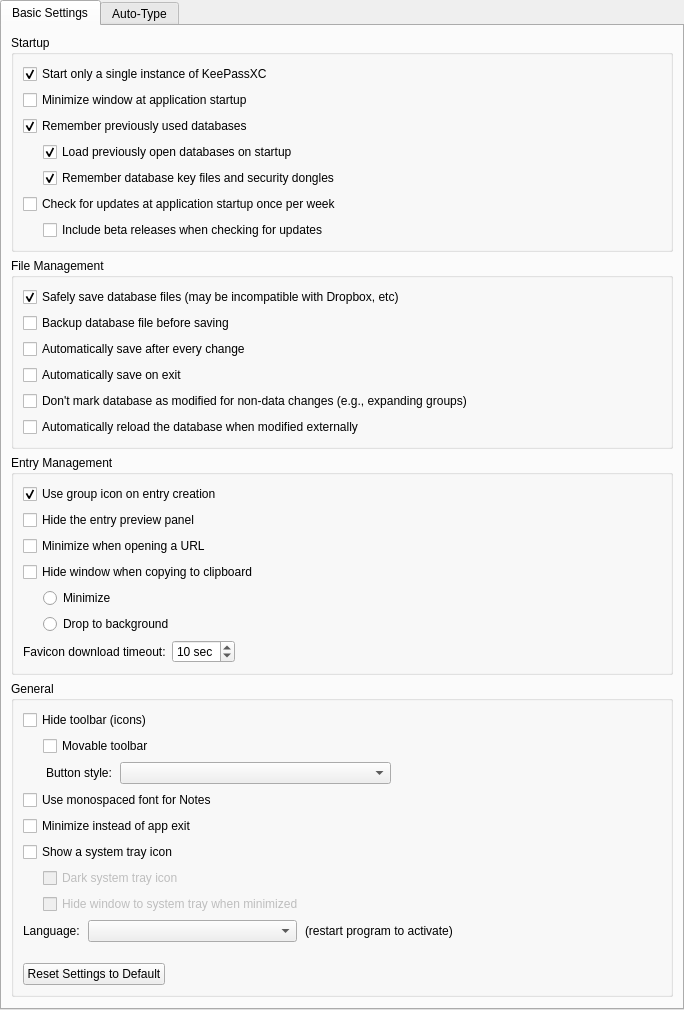
Old version of the form src/gui/ApplicationSettingsWidgetGeneral.ui in the repository keepassxreboot/keepassxc.
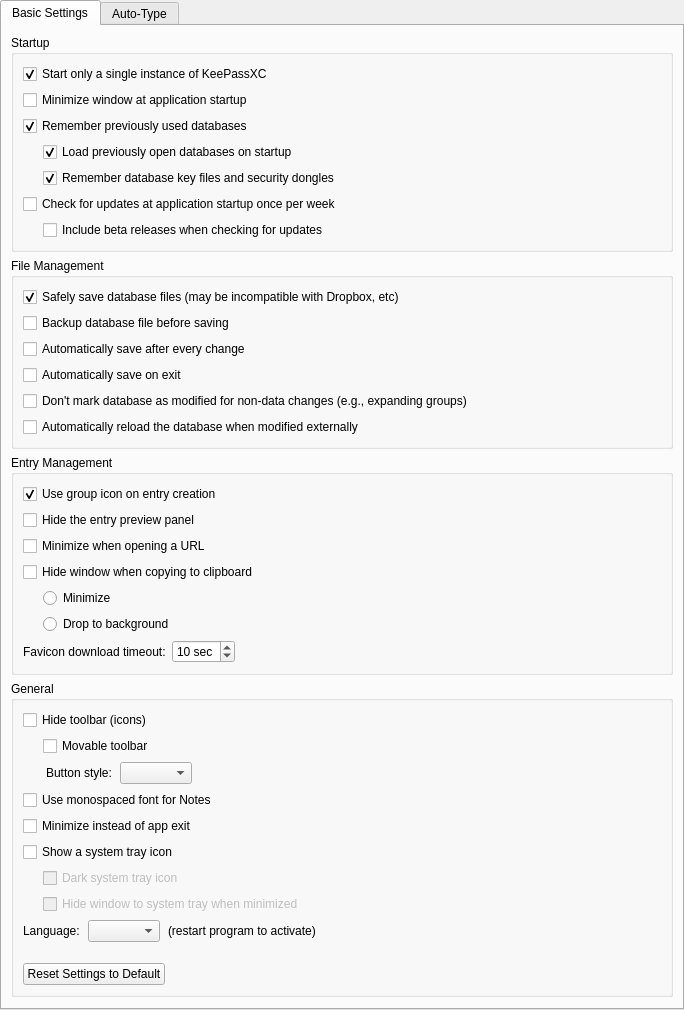
New version of the form. Custom widgets are drawn as their Qt base class.

Commit message:
Prevent changing values during settings widget scrolling
* Add an event filter to combo boxes and spin boxes on the settings page to prevent the mouse wheel from changing the values without having focus
* Add horizontal stretch to the security settings to make the spin boxes more manageable.

The edit to the form file:
```diff
--- a/src/gui/ApplicationSettingsWidgetGeneral.ui
+++ b/src/gui/ApplicationSettingsWidgetGeneral.ui
@@ -440,7 +440,7 @@
            </layout>
           </item>
           <item>
-           <layout class="QHBoxLayout" name="toolButtonStyleLayout">
+           <layout class="QHBoxLayout" name="toolButtonStyleLayout" stretch="0,0,0,1">
             <property name="spacing">
              <number>0</number>
             </property>
@@ -493,6 +493,9 @@
               <property name="accessibleName">
                <string>Toolbar button style</string>
               </property>
+              <property name="sizeAdjustPolicy">
+               <enum>QComboBox::AdjustToContents</enum>
+              </property>
              </widget>
             </item>
             <item>
@@ -628,7 +631,7 @@
            </widget>
           </item>
           <item>
-           <layout class="QHBoxLayout" name="languageLabelLayout_2">
+           <layout class="QHBoxLayout" name="languageLabelLayout_2" stretch="0,0,0,1">
             <property name="spacing">
              <number>8</number>
             </property>
```
Left out of the diff: 9 changed lines with no effect on the pictures. The commit also changes 2 other files.
